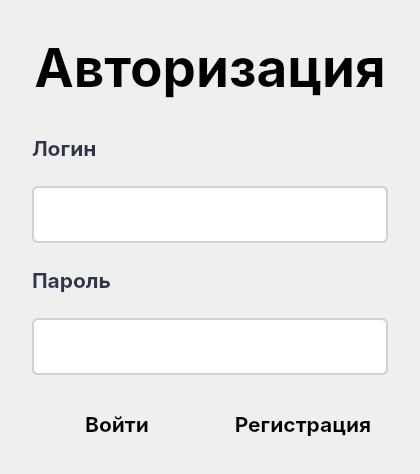
First picture: the form in client/ITSwarm/windows/login_window/loginwindow.ui, repository cpp-park-vk-education/2023_1_Rabotyagi, before the edit.
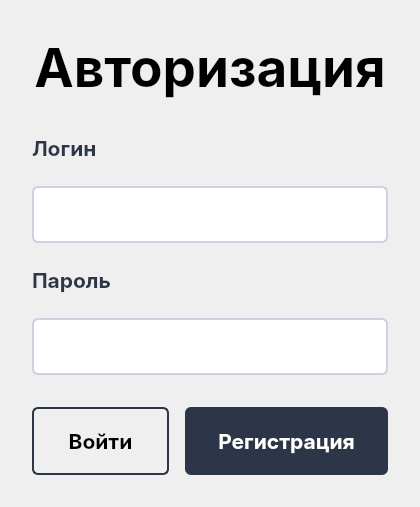
Second picture: the form after the edit.

Patch:
```diff
--- a/client/ITSwarm/windows/login_window/loginwindow.ui
+++ b/client/ITSwarm/windows/login_window/loginwindow.ui
@@ -7,11 +7,11 @@
     <x>0</x>
     <y>0</y>
     <width>420</width>
-    <height>474</height>
+    <height>507</height>
    </rect>
   </property>
   <property name="sizePolicy">
-   <sizepolicy hsizetype="Minimum" vsizetype="Minimum">
+   <sizepolicy hsizetype="Fixed" vsizetype="Fixed">
     <horstretch>0</horstretch>
     <verstretch>0</verstretch>
    </sizepolicy>
@@ -688,7 +688,18 @@
             </font>
            </property>
            <property name="styleSheet">
-            <string notr="true"/>
+            <string notr="true">QPushButton#loginButton {
+    padding: 12px 20px;
+    height: 40px;
+
+    border: 2px solid #2D3648;
+    border-radius: 6px;
+}
+
+QPushButton#loginButton:hover {
+    color: #FFFFFF;
+    background: #2D3648;
+}</string>
            </property>
            <property name="text">
             <string>Войти</string>
@@ -709,7 +720,22 @@
             </font>
            </property>
            <property name="styleSheet">
-            <string notr="true"/>
+            <string notr="true">QPushButton#registrationButton {
+    color: #FFFFFF;
+    padding: 12px 20px;
+    height: 44px;
+    width: 163px;
+
+    background: #2D3648;
+    border-radius: 6px;
+}
+
+QPushButton#registrationButton:hover {
+    color: #2D3648;
+
+    border: 2px solid #2D3648;
+    background-color: transparent;
+}</string>
            </property>
            <property name="text">
             <string>Регистрация</string>
```
